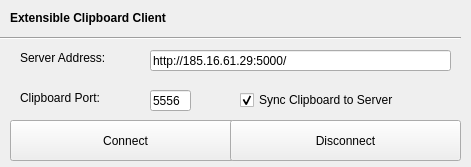
Qt form src/clipboard_server/client.ui (RealWhimsy/extensible-clipboard) before a commit.
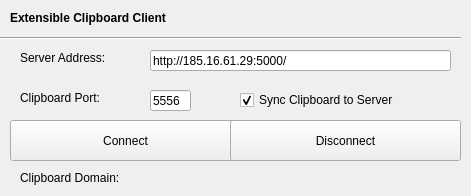
The same form after that commit.

Commit message: Add display field for domain

```diff
--- a/src/clipboard_server/client.ui
+++ b/src/clipboard_server/client.ui
@@ -7,7 +7,7 @@
     <x>0</x>
     <y>0</y>
     <width>471</width>
-    <height>167</height>
+    <height>196</height>
    </rect>
   </property>
   <property name="windowTitle">
@@ -172,6 +172,50 @@
     <bool>false</bool>
    </property>
   </widget>
+  <widget class="QLabel" name="lbl_port_2">
+   <property name="enabled">
+    <bool>true</bool>
+   </property>
+   <property name="geometry">
+    <rect>
+     <x>20</x>
+     <y>170</y>
+     <width>211</width>
+     <height>16</height>
+    </rect>
+   </property>
+   <property name="font">
+    <font>
+     <weight>50</weight>
+     <bold>false</bold>
+    </font>
+   </property>
+   <property name="text">
+    <string>Clipboard Domain:</string>
+   </property>
+  </widget>
+  <widget class="QLabel" name="lbl_port_3">
+   <property name="enabled">
+    <bool>true</bool>
+   </property>
+   <property name="geometry">
+    <rect>
+     <x>240</x>
+     <y>170</y>
+     <width>211</width>
+     <height>16</height>
+    </rect>
+   </property>
+   <property name="font">
+    <font>
+     <weight>50</weight>
+     <bold>false</bold>
+    </font>
+   </property>
+   <property name="text">
+    <string>&lt;UNKNOWN&gt;</string>
+   </property>
+  </widget>
  </widget>
  <resources/>
  <connections/>
```
